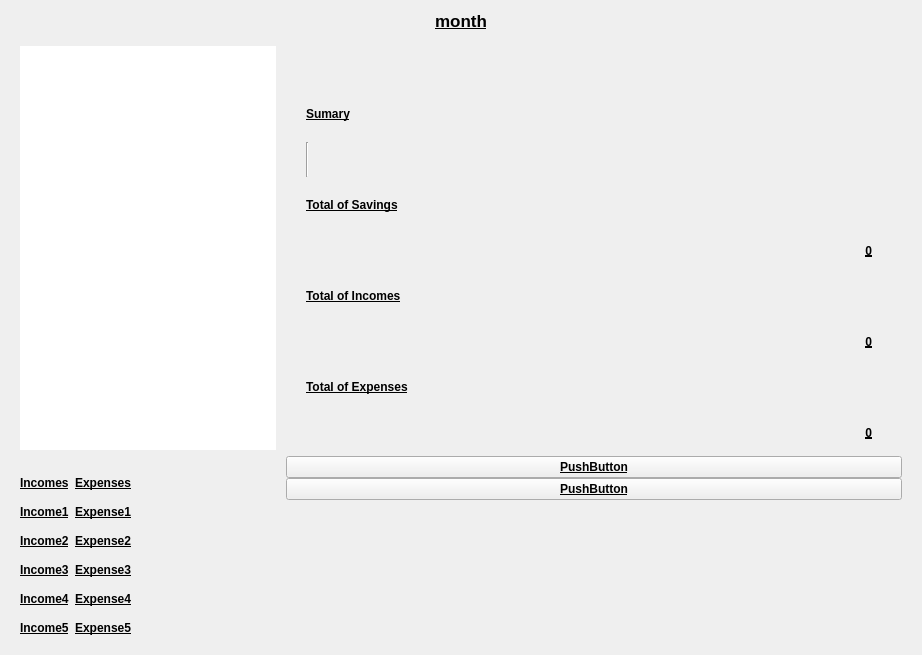
NFBaeza/Budget-Monitor, file ui/savingwidget.ui: the form before one commit.
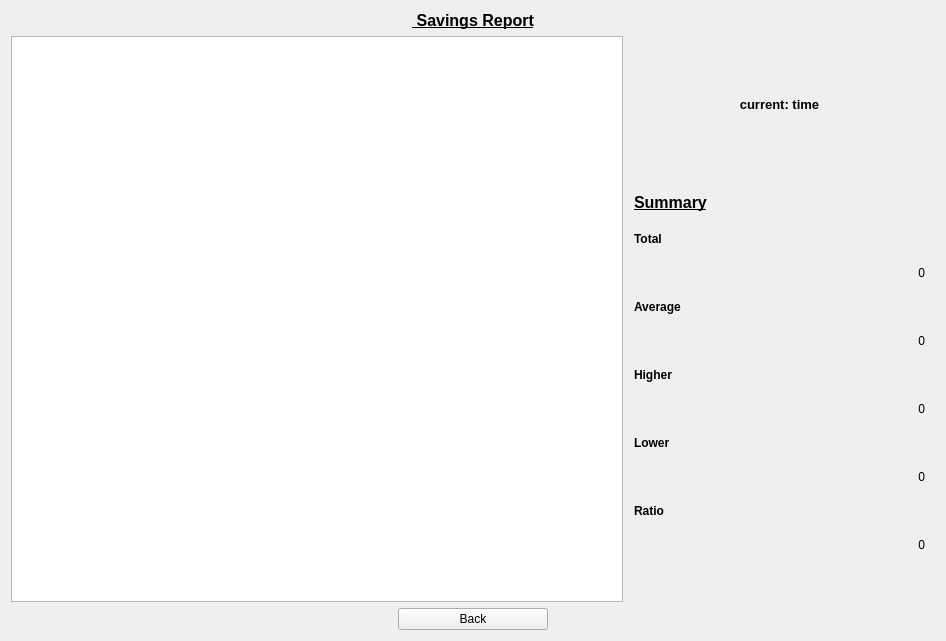
The form after the commit. The open tabs and pages were chosen to show the change. Custom widgets are drawn as their Qt base class.

Commit message: feat: add detailed UI view when selecting months in the saving report

What changed in the file:
```diff
--- a/ui/savingwidget.ui
+++ b/ui/savingwidget.ui
@@ -6,8 +6,8 @@
    <rect>
     <x>0</x>
     <y>0</y>
-    <width>922</width>
-    <height>655</height>
+    <width>946</width>
+    <height>641</height>
    </rect>
   </property>
   <property name="font">
@@ -22,52 +22,41 @@
   <property name="layoutDirection">
    <enum>Qt::LayoutDirection::LeftToRight</enum>
   </property>
-  <layout class="QVBoxLayout" name="verticalLayout_4">
-   <item>
-    <layout class="QHBoxLayout" name="horizontalLayout">
-     <item>
-      <widget class="QLabel" name="labelMonth">
+  <layout class="QGridLayout" name="gridLayout_3" columnstretch="2,1">
+   <item row="0" column="0" colspan="2">
+    <widget class="QLabel" name="titleLabel">
        <property name="font">
         <font>
-         <pointsize>13</pointsize>
+       <pointsize>12</pointsize>
          <bold>true</bold>
          <underline>true</underline>
         </font>
        </property>
        <property name="text">
-        <string>month</string>
+      <string> Savings Report</string>
        </property>
        <property name="alignment">
         <set>Qt::AlignmentFlag::AlignCenter</set>
        </property>
       </widget>
      </item>
-    </layout>
-   </item>
-   <item>
-    <widget class="QStackedWidget" name="stackedWidget">
-     <property name="currentIndex">
-      <number>0</number>
-     </property>
-     <widget class="QWidget" name="simpleSumarySaving">
-      <layout class="QVBoxLayout" name="verticalLayout_3">
-       <item>
-        <layout class="QHBoxLayout" name="horizontalLayout_3" stretch="3,1">
-         <property name="spacing">
-          <number>20</number>
-         </property>
-         <property name="leftMargin">
-          <number>5</number>
-         </property>
-         <property name="rightMargin">
-          <number>10</number>
-         </property>
-         <property name="bottomMargin">
-          <number>20</number>
-         </property>
-         <item>
+   <item row="1" column="0">
           <widget class="QChartView" name="chartView"/>
          </item>
+   <item row="1" column="1">
+    <layout class="QHBoxLayout" name="horizontalLayout_3" stretch="1">
+     <property name="spacing">
+      <number>20</number>
+     </property>
+     <property name="leftMargin">
+      <number>5</number>
+     </property>
+     <property name="rightMargin">
+      <number>10</number>
+     </property>
+     <property name="bottomMargin">
+      <number>20</number>
+     </property>
          <item>
           <layout class="QVBoxLayout" name="verticalLayout">
            <property name="spacing">
@@ -99,7 +88,7 @@
            <item>
             <layout class="QFormLayout" name="formLayout">
              <property name="rowWrapPolicy">
-              <enum>QFormLayout::RowWrapPolicy::DontWrapRows</enum>
+          <enum>QFormLayout::RowWrapPolicy::WrapAllRows</enum>
              </property>
              <property name="labelAlignment">
               <set>Qt::AlignmentFlag::AlignLeading|Qt::AlignmentFlag::AlignLeft|Qt::AlignmentFlag::AlignVCenter</set>
@@ -280,508 +269,41 @@
              </item>
             </layout>
            </item>
-           <item>
-            <spacer name="verticalSpacer">
-             <property name="orientation">
-              <enum>Qt::Orientation::Vertical</enum>
-             </property>
-             <property name="sizeType">
-              <enum>QSizePolicy::Policy::Fixed</enum>
-             </property>
-             <property name="sizeHint" stdset="0">
-              <size>
-               <width>20</width>
-               <height>40</height>
-              </size>
-             </property>
-            </spacer>
-           </item>
-           <item>
-            <widget class="QPushButton" name="changeButton">
-             <property name="font">
-              <font>
-               <bold>true</bold>
-               <underline>false</underline>
-              </font>
-             </property>
-             <property name="text">
-              <string>Change to monthly</string>
-             </property>
-            </widget>
-           </item>
+      </layout>
+     </item>
+    </layout>
+   </item>
+   <item row="2" column="0" colspan="2">
+    <layout class="QHBoxLayout" name="horizontalLayout">
            <item>
             <widget class="QPushButton" name="backButton">
              <property name="sizePolicy">
-              <sizepolicy hsizetype="Minimum" vsizetype="Fixed">
+        <sizepolicy hsizetype="Fixed" vsizetype="Fixed">
                <horstretch>0</horstretch>
                <verstretch>0</verstretch>
               </sizepolicy>
              </property>
-             <property name="font">
-              <font>
-               <bold>false</bold>
-               <underline>false</underline>
-              </font>
-             </property>
-             <property name="layoutDirection">
-              <enum>Qt::LayoutDirection::LeftToRight</enum>
-             </property>
-             <property name="text">
-              <string>Back</string>
-             </property>
-            </widget>
-           </item>
-          </layout>
-         </item>
-        </layout>
-       </item>
-      </layout>
-     </widget>
-     <widget class="QWidget" name="simpleMonthSaving">
-      <layout class="QFormLayout" name="formLayout_2">
-       <property name="formAlignment">
-        <set>Qt::AlignmentFlag::AlignRight|Qt::AlignmentFlag::AlignTrailing|Qt::AlignmentFlag::AlignVCenter</set>
-       </property>
-       <property name="horizontalSpacing">
-        <number>10</number>
-       </property>
-       <item row="0" column="0">
-        <widget class="QChartView" name="pieGraphicsView">
          <property name="minimumSize">
           <size>
-           <width>250</width>
-           <height>300</height>
-          </size>
-         </property>
-         <property name="frameShape">
-          <enum>QFrame::Shape::NoFrame</enum>
-         </property>
-        </widget>
-       </item>
-       <item row="0" column="1">
-        <layout class="QVBoxLayout" name="verticalLayout_5">
-         <property name="spacing">
-          <number>10</number>
-         </property>
-         <property name="sizeConstraint">
-          <enum>QLayout::SizeConstraint::SetDefaultConstraint</enum>
-         </property>
-         <property name="leftMargin">
-          <number>20</number>
-         </property>
-         <property name="topMargin">
-          <number>50</number>
-         </property>
-         <property name="rightMargin">
-          <number>30</number>
-         </property>
-         <property name="bottomMargin">
-          <number>0</number>
-         </property>
-         <item>
-          <widget class="QLabel" name="label_5">
-           <property name="text">
-            <string>Sumary</string>
-           </property>
-          </widget>
-         </item>
-         <item>
-          <widget class="Line" name="line_2">
-           <property name="orientation">
-            <enum>Qt::Orientation::Vertical</enum>
-           </property>
-          </widget>
-         </item>
-         <item>
-          <widget class="QLabel" name="TotalSavingsLabel">
-           <property name="text">
-            <string>Total of Savings</string>
-           </property>
-          </widget>
-         </item>
-         <item>
-          <widget class="QLabel" name="TotalSavingsAmount">
-           <property name="text">
-            <string>0</string>
-           </property>
-           <property name="alignment">
-            <set>Qt::AlignmentFlag::AlignRight|Qt::AlignmentFlag::AlignTrailing|Qt::AlignmentFlag::AlignVCenter</set>
-           </property>
-          </widget>
-         </item>
-         <item>
-          <widget class="QLabel" name="TotalIncomesLabel">
-           <property name="frameShape">
-            <enum>QFrame::Shape::NoFrame</enum>
-           </property>
-           <property name="lineWidth">
-            <number>0</number>
-           </property>
-           <property name="text">
-            <string>Total of Incomes</string>
-           </property>
-           <property name="textFormat">
-            <enum>Qt::TextFormat::PlainText</enum>
-           </property>
-           <property name="scaledContents">
-            <bool>false</bool>
-           </property>
-          </widget>
-         </item>
-         <item>
-          <widget class="QLabel" name="TotalIncomesAmount">
-           <property name="text">
-            <string>0</string>
-           </property>
-           <property name="alignment">
-            <set>Qt::AlignmentFlag::AlignRight|Qt::AlignmentFlag::AlignTrailing|Qt::AlignmentFlag::AlignVCenter</set>
-           </property>
-          </widget>
-         </item>
-         <item>
-          <widget class="QLabel" name="TotalExpensesLabel">
-           <property name="text">
-            <string>Total of Expenses</string>
-           </property>
-          </widget>
-         </item>
-         <item>
-          <widget class="QLabel" name="TotalExpensesAmount">
-           <property name="text">
-            <string>0</string>
-           </property>
-           <property name="alignment">
-            <set>Qt::AlignmentFlag::AlignRight|Qt::AlignmentFlag::AlignTrailing|Qt::AlignmentFlag::AlignVCenter</set>
-           </property>
-          </widget>
-         </item>
-        </layout>
-       </item>
-       <item row="1" column="0">
-        <layout class="QHBoxLayout" name="horizontalLayout_2">
-         <property name="sizeConstraint">
-          <enum>QLayout::SizeConstraint::SetDefaultConstraint</enum>
-         </property>
-         <item>
-          <layout class="QFormLayout" name="IncomesLayout_2">
-           <property name="fieldGrowthPolicy">
-            <enum>QFormLayout::FieldGrowthPolicy::AllNonFixedFieldsGrow</enum>
-           </property>
-           <property name="rowWrapPolicy">
-            <enum>QFormLayout::RowWrapPolicy::WrapLongRows</enum>
-           </property>
-           <property name="verticalSpacing">
-            <number>15</number>
-           </property>
-           <property name="leftMargin">
-            <number>0</number>
-           </property>
-           <property name="topMargin">
-            <number>20</number>
-           </property>
-           <property name="rightMargin">
-            <number>0</number>
-           </property>
-           <property name="bottomMargin">
-            <number>0</number>
-           </property>
-           <item row="0" column="0">
-            <widget class="QLabel" name="label_2">
-             <property name="text">
-              <string>Incomes</string>
-             </property>
-            </widget>
-           </item>
-           <item row="1" column="0">
-            <widget class="QLabel" name="Income1_2">
-             <property name="enabled">
-              <bool>true</bool>
-             </property>
-             <property name="statusTip">
-              <string/>
-             </property>
-             <property name="whatsThis">
-              <string/>
-             </property>
-             <property name="accessibleName">
-              <string/>
-             </property>
-             <property name="accessibleDescription">
-              <string/>
-             </property>
-             <property name="styleSheet">
-              <string notr="true"/>
-             </property>
-             <property name="text">
-              <string>Income1</string>
-             </property>
-             <property name="scaledContents">
-              <bool>false</bool>
-             </property>
-             <property name="buddy">
-              <cstring></cstring>
-             </property>
-            </widget>
-           </item>
-           <item row="1" column="1">
-            <widget class="QLabel" name="Income1Amount_2">
+         <width>150</width>
+         <height>0</height>
+        </size>
+       </property>
+       <property name="font">
+        <font>
+         <bold>false</bold>
+         <underline>false</underline>
+        </font>
+       </property>
              <property name="layoutDirection">
               <enum>Qt::LayoutDirection::LeftToRight</enum>
              </property>
              <property name="text">
-              <string/>
-             </property>
-             <property name="alignment">
-              <set>Qt::AlignmentFlag::AlignRight|Qt::AlignmentFlag::AlignTrailing|Qt::AlignmentFlag::AlignVCenter</set>
-             </property>
-            </widget>
-           </item>
-           <item row="2" column="0">
-            <widget class="QLabel" name="Income2_2">
-             <property name="text">
-              <string>Income2</string>
-             </property>
-            </widget>
-           </item>
-           <item row="2" column="1">
-            <widget class="QLabel" name="Income2Amount_2">
-             <property name="text">
-              <string/>
-             </property>
-             <property name="alignment">
-              <set>Qt::AlignmentFlag::AlignRight|Qt::AlignmentFlag::AlignTrailing|Qt::AlignmentFlag::AlignVCenter</set>
-             </property>
-            </widget>
-           </item>
-           <item row="3" column="0">
-            <widget class="QLabel" name="Income3_2">
-             <property name="text">
-              <string>Income3</string>
-             </property>
-            </widget>
-           </item>
-           <item row="3" column="1">
-            <widget class="QLabel" name="Income3Amount_2">
-             <property name="text">
-              <string/>
-             </property>
-             <property name="alignment">
-              <set>Qt::AlignmentFlag::AlignRight|Qt::AlignmentFlag::AlignTrailing|Qt::AlignmentFlag::AlignVCenter</set>
-             </property>
-            </widget>
-           </item>
-           <item row="4" column="0">
-            <widget class="QLabel" name="Income4_2">
-             <property name="text">
-              <string>Income4</string>
-             </property>
-            </widget>
-           </item>
-           <item row="4" column="1">
-            <widget class="QLabel" name="Income4Amount_2">
-             <property name="text">
-              <string/>
-             </property>
-            </widget>
-           </item>
-           <item row="5" column="0">
-            <widget class="QLabel" name="Income5_2">
-             <property name="text">
-              <string>Income5</string>
-             </property>
-             <property name="alignment">
-              <set>Qt::AlignmentFlag::AlignLeading|Qt::AlignmentFlag::AlignLeft|Qt::AlignmentFlag::AlignVCenter</set>
-             </property>
-            </widget>
-           </item>
-           <item row="5" column="1">
-            <widget class="QLabel" name="Income5Amount_2">
-             <property name="text">
-              <string/>
-             </property>
-             <property name="alignment">
-              <set>Qt::AlignmentFlag::AlignRight|Qt::AlignmentFlag::AlignTrailing|Qt::AlignmentFlag::AlignVCenter</set>
-             </property>
-            </widget>
-           </item>
-          </layout>
-         </item>
-         <item>
-          <layout class="QFormLayout" name="ExpensesLayout_2">
-           <property name="sizeConstraint">
-            <enum>QLayout::SizeConstraint::SetDefaultConstraint</enum>
-           </property>
-           <property name="rowWrapPolicy">
-            <enum>QFormLayout::RowWrapPolicy::DontWrapRows</enum>
-           </property>
-           <property name="formAlignment">
-            <set>Qt::AlignmentFlag::AlignLeading|Qt::AlignmentFlag::AlignLeft|Qt::AlignmentFlag::AlignTop</set>
-           </property>
-           <property name="horizontalSpacing">
-            <number>5</number>
-           </property>
-           <property name="verticalSpacing">
-            <number>15</number>
-           </property>
-           <property name="leftMargin">
-            <number>0</number>
-           </property>
-           <property name="topMargin">
-            <number>20</number>
-           </property>
-           <property name="rightMargin">
-            <number>0</number>
-           </property>
-           <property name="bottomMargin">
-            <number>0</number>
-           </property>
-           <item row="0" column="0">
-            <widget class="QLabel" name="Expenses_title_2">
-             <property name="sizePolicy">
-              <sizepolicy hsizetype="Preferred" vsizetype="Preferred">
-               <horstretch>0</horstretch>
-               <verstretch>0</verstretch>
-              </sizepolicy>
-             </property>
-             <property name="frameShape">
-              <enum>QFrame::Shape::NoFrame</enum>
-             </property>
-             <property name="text">
-              <string>Expenses</string>
-             </property>
-            </widget>
-           </item>
-           <item row="1" column="0">
-            <widget class="QLabel" name="Expense1_2">
-             <property name="enabled">
-              <bool>true</bool>
-             </property>
-             <property name="text">
-              <string>Expense1</string>
-             </property>
-            </widget>
-           </item>
-           <item row="1" column="1">
-            <widget class="QLabel" name="Expense1Amount_2">
-             <property name="enabled">
-              <bool>true</bool>
-             </property>
-             <property name="layoutDirection">
-              <enum>Qt::LayoutDirection::LeftToRight</enum>
-             </property>
-             <property name="text">
-              <string/>
-             </property>
-             <property name="alignment">
-              <set>Qt::AlignmentFlag::AlignRight|Qt::AlignmentFlag::AlignTrailing|Qt::AlignmentFlag::AlignVCenter</set>
-             </property>
-            </widget>
-           </item>
-           <item row="2" column="0">
-            <widget class="QLabel" name="Expense2_2">
-             <property name="enabled">
-              <bool>true</bool>
-             </property>
-             <property name="text">
-              <string>Expense2</string>
-             </property>
-            </widget>
-           </item>
-           <item row="2" column="1">
-            <widget class="QLabel" name="Expense2Amount_2">
-             <property name="text">
-              <string/>
-             </property>
-             <property name="alignment">
-              <set>Qt::AlignmentFlag::AlignRight|Qt::AlignmentFlag::AlignTrailing|Qt::AlignmentFlag::AlignVCenter</set>
-             </property>
-            </widget>
-           </item>
-           <item row="3" column="0">
-            <widget class="QLabel" name="Expense3_2">
-             <property name="enabled">
-              <bool>true</bool>
-             </property>
-             <property name="text">
-              <string>Expense3</string>
-             </property>
-            </widget>
-           </item>
-           <item row="3" column="1">
-            <widget class="QLabel" name="Expense3Amount_2">
-             <property name="text">
-              <string/>
-             </property>
-             <property name="alignment">
-              <set>Qt::AlignmentFlag::AlignRight|Qt::AlignmentFlag::AlignTrailing|Qt::AlignmentFlag::AlignVCenter</set>
-             </property>
-            </widget>
-           </item>
-           <item row="4" column="0">
-            <widget class="QLabel" name="Expense4_2">
-             <property name="enabled">
-              <bool>true</bool>
-             </property>
-             <property name="text">
-              <string>Expense4</string>
-             </property>
-            </widget>
-           </item>
-           <item row="4" column="1">
-            <widget class="QLabel" name="Expense4Amount_2">
-             <property name="text">
-              <string/>
-             </property>
-             <property name="alignment">
-              <set>Qt::AlignmentFlag::AlignRight|Qt::AlignmentFlag::AlignTrailing|Qt::AlignmentFlag::AlignVCenter</set>
-             </property>
-            </widget>
-           </item>
-           <item row="5" column="0">
-            <widget class="QLabel" name="Expense5_2">
-             <property name="enabled">
-              <bool>true</bool>
-             </property>
-             <property name="text">
-              <string>Expense5</string>
-             </property>
-            </widget>
-           </item>
-           <item row="5" column="1">
-            <widget class="QLabel" name="Expense5Amount_2">
-             <property name="text">
-              <string/>
-             </property>
-             <property name="alignment">
-              <set>Qt::AlignmentFlag::AlignRight|Qt::AlignmentFlag::AlignTrailing|Qt::AlignmentFlag::AlignVCenter</set>
-             </property>
-            </widget>
-           </item>
-          </layout>
-         </item>
-        </layout>
-       </item>
-       <item row="1" column="1">
-        <layout class="QVBoxLayout" name="verticalLayout_2">
-         <item>
-          <widget class="QPushButton" name="pushButton_4">
-           <property name="text">
-            <string>PushButton</string>
-           </property>
-          </widget>
-         </item>
-         <item>
-          <widget class="QPushButton" name="pushButton_3">
-           <property name="text">
-            <string>PushButton</string>
-           </property>
-          </widget>
-         </item>
-        </layout>
-       </item>
-      </layout>
-     </widget>
-    </widget>
+        <string>Back</string>
+       </property>
+      </widget>
+     </item>
+    </layout>
    </item>
   </layout>
  </widget>
```
Lines whose indentation alone changed are shown as unchanged. The commit also changes 8 other files.
